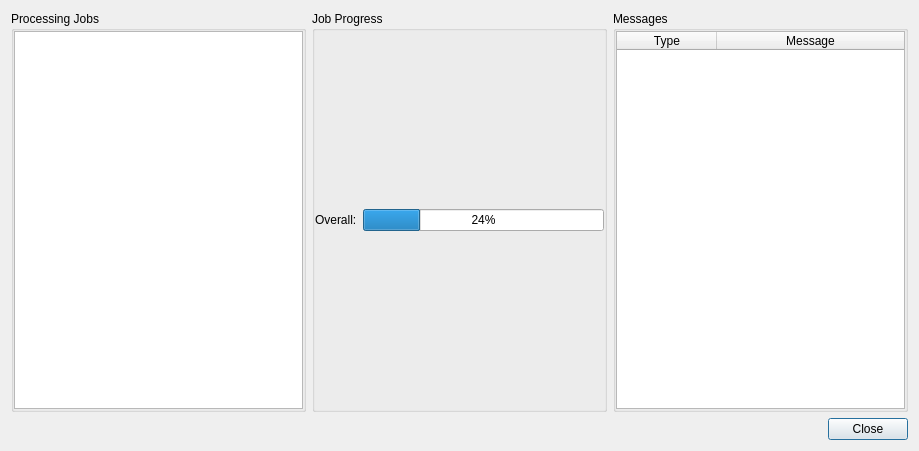
Old version of the form Resources/guiforms/progresswindow.ui in the repository pjrinaldi/wombatforensics.
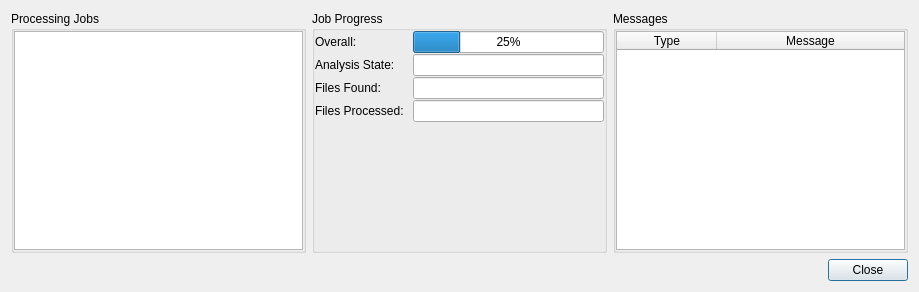
New version of the form.

Commit message: got progress window gui ready for use.

The edit to the form file:
```diff
--- a/Resources/guiforms/progresswindow.ui
+++ b/Resources/guiforms/progresswindow.ui
@@ -7,7 +7,7 @@
     <x>0</x>
     <y>0</y>
     <width>919</width>
-    <height>451</height>
+    <height>292</height>
    </rect>
   </property>
   <property name="windowTitle">
@@ -35,7 +35,11 @@
          <number>0</number>
         </property>
         <item>
-         <widget class="QTreeView" name="treeView"/>
+         <widget class="QTreeView" name="analysisTreeView">
+          <attribute name="headerVisible">
+           <bool>false</bool>
+          </attribute>
+         </widget>
         </item>
        </layout>
       </widget>
@@ -64,21 +68,101 @@
         <item>
          <layout class="QVBoxLayout" name="verticalLayout_2">
           <item>
-           <layout class="QHBoxLayout" name="horizontalLayout_3">
-            <item>
+           <layout class="QGridLayout" name="gridLayout">
+            <property name="horizontalSpacing">
+             <number>6</number>
+            </property>
+            <property name="verticalSpacing">
+             <number>1</number>
+            </property>
+            <item row="2" column="1">
+             <widget class="QLineEdit" name="lineEdit_2">
+              <property name="readOnly">
+               <bool>true</bool>
+              </property>
+             </widget>
+            </item>
+            <item row="3" column="1">
+             <widget class="QLineEdit" name="lineEdit_3">
+              <property name="readOnly">
+               <bool>true</bool>
+              </property>
+             </widget>
+            </item>
+            <item row="0" column="0">
              <widget class="QLabel" name="label">
               <property name="text">
                <string>Overall: </string>
               </property>
              </widget>
             </item>
-            <item>
+            <item row="0" column="1">
              <widget class="QProgressBar" name="progressBar">
               <property name="value">
-               <number>24</number>
+               <number>25</number>
               </property>
+              <property name="invertedAppearance">
+               <bool>false</bool>
+              </property>
              </widget>
             </item>
+            <item row="1" column="1">
+             <widget class="QLineEdit" name="lineEdit">
+              <property name="dragEnabled">
+               <bool>false</bool>
+              </property>
+              <property name="readOnly">
+               <bool>true</bool>
+              </property>
+             </widget>
+            </item>
+            <item row="1" column="0">
+             <widget class="QLabel" name="label_2">
+              <property name="text">
+               <string>&lt;html&gt;&lt;head/&gt;&lt;body&gt;&lt;p&gt;Analysis State:&lt;/p&gt;&lt;/body&gt;&lt;/html&gt;</string>
+              </property>
+             </widget>
+            </item>
+            <item row="3" column="0">
+             <widget class="QLabel" name="label_4">
+              <property name="text">
+               <string>Files Processed: </string>
+              </property>
+             </widget>
+            </item>
+            <item row="2" column="0">
+             <widget class="QLabel" name="label_3">
+              <property name="text">
+               <string>Files Found:</string>
+              </property>
+             </widget>
+            </item>
+            <item row="4" column="0">
+             <spacer name="verticalSpacer">
+              <property name="orientation">
+               <enum>Qt::Vertical</enum>
+              </property>
+              <property name="sizeHint" stdset="0">
+               <size>
+                <width>20</width>
+                <height>40</height>
+               </size>
+              </property>
+             </spacer>
+            </item>
+            <item row="4" column="1">
+             <spacer name="verticalSpacer_2">
+              <property name="orientation">
+               <enum>Qt::Vertical</enum>
+              </property>
+              <property name="sizeHint" stdset="0">
+               <size>
+                <width>20</width>
+                <height>40</height>
+               </size>
+              </property>
+             </spacer>
+            </item>
            </layout>
           </item>
          </layout>
```
Left out of the diff: 2 changed lines with no effect on the pictures. The commit also changes 1 other file.
